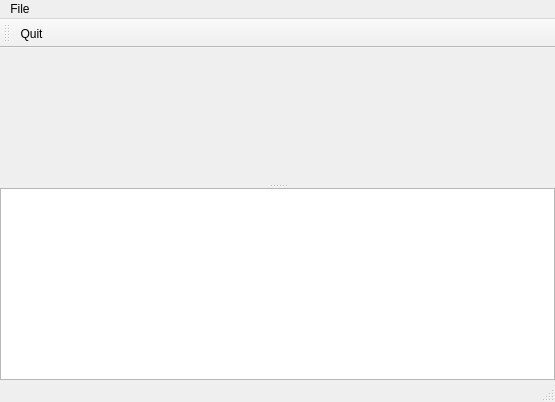
Old version of the form mainwindow.ui in the repository lordwolfchild/subnetmapper.
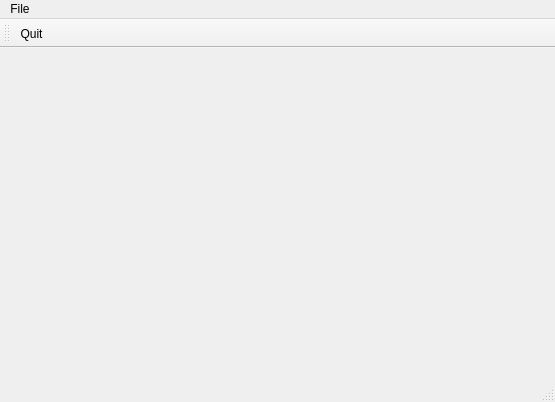
New version of the form. Custom widgets are drawn as their Qt base class.

Commit message: Added Subnet Classes. specified setters/getters of subnet v4 class.

```diff
--- a/mainwindow.ui
+++ b/mainwindow.ui
@@ -18,44 +18,6 @@
     <property name="margin">
      <number>0</number>
     </property>
-    <item>
-     <widget class="QSplitter" name="splitter">
-      <property name="sizePolicy">
-       <sizepolicy hsizetype="Expanding" vsizetype="Expanding">
-        <horstretch>0</horstretch>
-        <verstretch>0</verstretch>
-       </sizepolicy>
-      </property>
-      <property name="minimumSize">
-       <size>
-        <width>100</width>
-        <height>100</height>
-       </size>
-      </property>
-      <property name="orientation">
-       <enum>Qt::Vertical</enum>
-      </property>
-      <property name="childrenCollapsible">
-       <bool>false</bool>
-      </property>
-      <widget class="TTSubnetView" name="widget" native="true">
-       <property name="sizePolicy">
-        <sizepolicy hsizetype="Expanding" vsizetype="Expanding">
-         <horstretch>0</horstretch>
-         <verstretch>2</verstretch>
-        </sizepolicy>
-       </property>
-      </widget>
-      <widget class="QListView" name="listView">
-       <property name="sizePolicy">
-        <sizepolicy hsizetype="Preferred" vsizetype="Preferred">
-         <horstretch>0</horstretch>
-         <verstretch>0</verstretch>
-        </sizepolicy>
-       </property>
-      </widget>
-     </widget>
-    </item>
    </layout>
   </widget>
   <widget class="QMenuBar" name="menuBar">
@@ -92,14 +54,6 @@
   </action>
  </widget>
  <layoutdefault spacing="6" margin="11"/>
- <customwidgets>
-  <customwidget>
-   <class>TTSubnetView</class>
-   <extends>QWidget</extends>
-   <header>ttsubnetview.h</header>
-   <container>1</container>
-  </customwidget>
- </customwidgets>
  <resources/>
  <connections>
   <connection>
```
Left out of the diff: 4 changed lines with no effect on the pictures. The commit also changes 6 other files.
